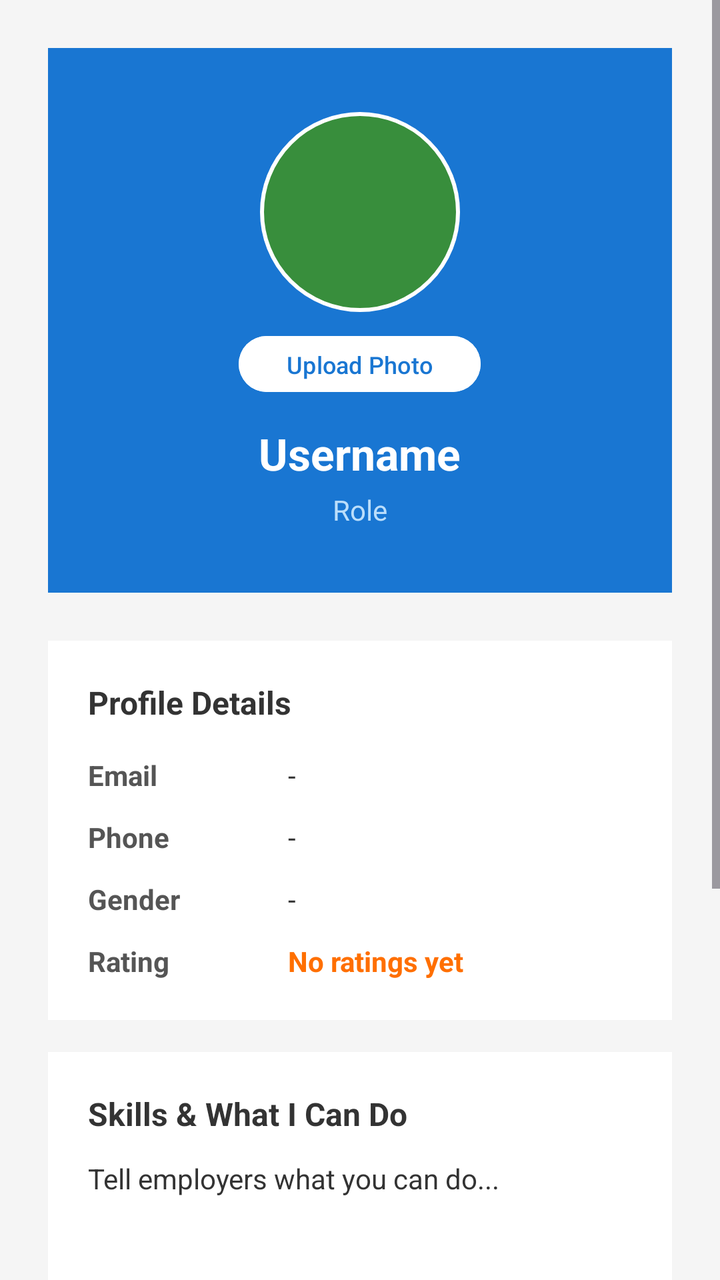
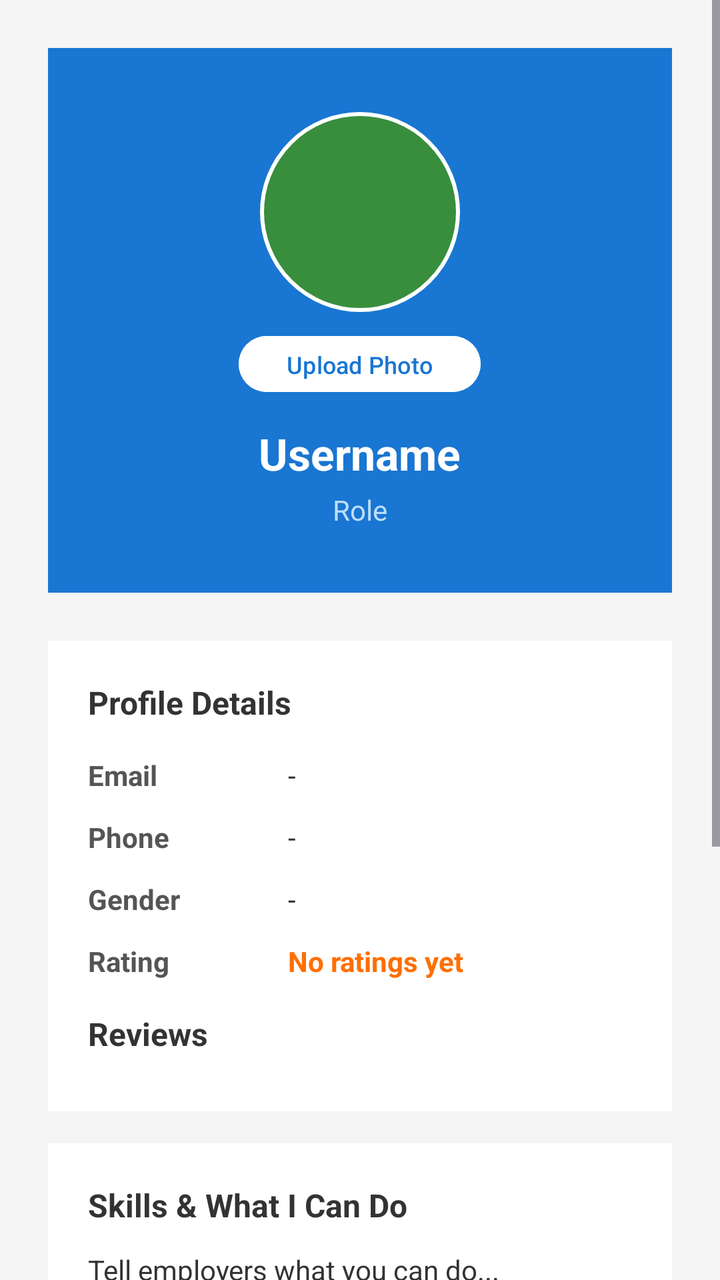

The first picture is an Android layout as it rendered before a commit; the second is the same layout after the commit. The layout source and the unified diff follow.
<!-- AndroidManifest.xml: application theme Theme.HireMeApp -->
<!-- res/layout/activity_profile.xml -->
<?xml version="1.0" encoding="utf-8"?>
<ScrollView xmlns:android="http://schemas.android.com/apk/res/android"
    android:layout_width="match_parent"
    android:layout_height="match_parent"
    android:background="#F5F5F5">

    <LinearLayout
        android:layout_width="match_parent"
        android:layout_height="wrap_content"
        android:orientation="vertical"
        android:padding="24dp">

        <LinearLayout
            android:layout_width="match_parent"
            android:layout_height="wrap_content"
            android:orientation="vertical"
            android:gravity="center"
            android:background="#1976D2"
            android:padding="32dp"
            android:layout_marginBottom="24dp">

            <ImageView
                android:id="@+id/imgProfile"
                android:layout_width="100dp"
                android:layout_height="100dp"
                android:layout_gravity="center"
                android:scaleType="centerCrop"
                android:visibility="gone"/>

            <TextView
                android:id="@+id/tvInitials"
                android:layout_width="100dp"
                android:layout_height="100dp"
                android:background="@drawable/bg_circle"
                android:gravity="center"
                android:textColor="@android:color/white"
                android:textSize="36sp"
                android:textStyle="bold"/>

            <Button
                android:id="@+id/btnUploadPhoto"
                android:layout_width="wrap_content"
                android:layout_height="36dp"
                android:text="@string/upload_photo"
                android:textSize="12sp"
                android:layout_marginTop="8dp"
                android:backgroundTint="#FFFFFF"
                android:textColor="#1976D2"/>

            <TextView
                android:id="@+id/tvProfileUsername"
                android:text="@string/username"
                android:textSize="22sp"
                android:textStyle="bold"
                android:textColor="@android:color/white"
                android:layout_width="wrap_content"
                android:layout_height="wrap_content"
                android:layout_marginTop="12dp"
                android:layout_marginBottom="4dp"/>

            <TextView
                android:id="@+id/tvProfileRole"
                android:layout_width="wrap_content"
                android:layout_height="wrap_content"
                android:text="@string/role"
                android:textColor="#BBDEFB"
                android:textSize="14sp"/>

        </LinearLayout>

        <TextView
            android:id="@+id/tvVerified"
            android:text="@string/verified_account"
            android:textSize="14sp"
            android:textColor="#388E3C"
            android:textStyle="bold"
            android:gravity="center"
            android:layout_width="match_parent"
            android:layout_height="wrap_content"
            android:layout_marginBottom="24dp"
            android:visibility="gone"/>

        
        <LinearLayout
            android:layout_width="match_parent"
            android:layout_height="wrap_content"
            android:orientation="vertical"
            android:background="@android:color/white"
            android:padding="20dp"
            android:layout_marginBottom="16dp">

            <TextView
                android:text="@string/profile_details"
                android:textSize="16sp"
                android:textStyle="bold"
                android:textColor="#333333"
                android:layout_width="wrap_content"
                android:layout_height="wrap_content"
                android:layout_marginBottom="16dp"/>

            <LinearLayout
                android:layout_width="match_parent"
                android:layout_height="wrap_content"
                android:orientation="horizontal"
                android:layout_marginBottom="12dp">
                <TextView
                    android:text="@string/email"
                    android:textStyle="bold"
                    android:textColor="#555555"
                    android:textSize="14sp"
                    android:layout_width="100dp"
                    android:layout_height="wrap_content"/>
                <TextView
                    android:id="@+id/tvProfileEmail"
                    android:text="-"
                    android:textColor="#333333"
                    android:textSize="14sp"
                    android:layout_width="0dp"
                    android:layout_weight="1"
                    android:layout_height="wrap_content"/>
            </LinearLayout>

            <LinearLayout
                android:layout_width="match_parent"
                android:layout_height="wrap_content"
                android:orientation="horizontal"
                android:layout_marginBottom="12dp">
                <TextView
                    android:text="@string/phone"
                    android:textStyle="bold"
                    android:textColor="#555555"
                    android:textSize="14sp"
                    android:layout_width="100dp"
                    android:layout_height="wrap_content"/>
                <TextView
                    android:id="@+id/tvProfilePhone"
                    android:text="-"
                    android:textColor="#333333"
                    android:textSize="14sp"
                    android:layout_width="0dp"
                    android:layout_weight="1"
                    android:layout_height="wrap_content"/>
            </LinearLayout>

            <LinearLayout
                android:layout_width="match_parent"
                android:layout_height="wrap_content"
                android:orientation="horizontal"
                android:layout_marginBottom="12dp">
                <TextView
                    android:text="Gender"
                    android:textStyle="bold"
                    android:textColor="#555555"
                    android:textSize="14sp"
                    android:layout_width="100dp"
                    android:layout_height="wrap_content"/>
                <TextView
                    android:id="@+id/tvProfileGender"
                    android:text="-"
                    android:textColor="#333333"
                    android:textSize="14sp"
                    android:layout_width="0dp"
                    android:layout_weight="1"
                    android:layout_height="wrap_content"/>
            </LinearLayout>

            <LinearLayout
                android:id="@+id/rowRating"
                android:layout_width="match_parent"
                android:layout_height="wrap_content"
                android:orientation="horizontal">
                <TextView
                    android:text="@string/rating"
                    android:textStyle="bold"
                    android:textColor="#555555"
                    android:textSize="14sp"
                    android:layout_width="100dp"
                    android:layout_height="wrap_content"/>
                <TextView
                    android:id="@+id/tvProfileRating"
                    android:text="No ratings yet"
                    android:textColor="#FF6F00"
                    android:textStyle="bold"
                    android:textSize="14sp"
                    android:layout_width="wrap_content"
                    android:layout_height="wrap_content"/>
            </LinearLayout>

            <Button
                android:id="@+id/btnRateUser"
                android:layout_width="match_parent"
                android:layout_height="wrap_content"
                android:text="Rate this Seeker"
                android:layout_marginTop="12dp"
                android:backgroundTint="#FF9800"
                android:textColor="@android:color/white"
                android:visibility="gone"/>

        </LinearLayout>

        
        <LinearLayout
            android:id="@+id/cardCV"
            android:layout_width="match_parent"
            android:layout_height="wrap_content"
            android:orientation="vertical"
            android:background="@android:color/white"
            android:padding="20dp"
            android:layout_marginBottom="16dp">

            <TextView
                android:text="Skills &amp; What I Can Do"
                android:textSize="16sp"
                android:textStyle="bold"
                android:textColor="#333333"
                android:layout_width="wrap_content"
                android:layout_height="wrap_content"
                android:layout_marginBottom="12dp"/>

            <TextView
                android:id="@+id/tvCVStatus"
                android:text="Tell employers what you can do..."
                android:textSize="14sp"
                android:textColor="#333333"
                android:minLines="3"
                android:layout_width="match_parent"
                android:layout_height="wrap_content"
                android:layout_marginBottom="12dp"/>

            <Button
                android:id="@+id/btnUploadCV"
                android:text="Edit Skills Bio"
                android:textSize="14sp"
                android:backgroundTint="#1976D2"
                android:textColor="@android:color/white"
                android:layout_width="match_parent"
                android:layout_height="48dp"/>

            <View
                android:layout_width="match_parent"
                android:layout_height="1dp"
                android:background="#EEEEEE"
                android:layout_marginVertical="12dp"/>

            <TextView
                android:text="Portfolio"
                android:textSize="16sp"
                android:textStyle="bold"
                android:textColor="#333333"
                android:layout_width="wrap_content"
                android:layout_height="wrap_content"
                android:layout_marginBottom="8dp"/>

            <androidx.recyclerview.widget.RecyclerView
                android:id="@+id/recyclerPortfolio"
                android:layout_width="match_parent"
                android:layout_height="wrap_content"
                android:nestedScrollingEnabled="false"
                android:layout_marginBottom="12dp"/>

            <Button
                android:id="@+id/btnUploadPortfolio"
                android:text="Add Portfolio Item"
                android:textSize="12sp"
                android:backgroundTint="#388E3C"
                android:textColor="@android:color/white"
                android:layout_width="match_parent"
                android:layout_height="40dp"/>

        </LinearLayout>

        <Button
            android:id="@+id/btnProfileLogout"
            android:text="@string/logout"
            android:textSize="16sp"
            android:textColor="@android:color/white"
            android:backgroundTint="#D32F2F"
            android:layout_width="match_parent"
            android:layout_height="56dp"
            android:layout_marginTop="8dp"/>

    </LinearLayout>
</ScrollView>
<!-- resources referenced by this layout -->
<resources>
  <!-- drawable bg_circle (drawable) -->
  <?xml version="1.0" encoding="utf-8"?>
  <shape xmlns:android="http://schemas.android.com/apk/res/android"
      android:shape="oval">
      <solid android:color="#388E3C" />
      <stroke android:width="2dp" android:color="#FFFFFF"/>
  </shape>
  <string name="email">Email</string>
  <string name="logout">Logout</string>
  <string name="phone">Phone</string>
  <string name="profile_details">Profile Details</string>
  <string name="rating">Rating</string>
  <string name="role">Role</string>
  <string name="upload_photo">Upload Photo</string>
  <string name="username">Username</string>
  <string name="verified_account">Verified Account</string>
  <style name="Theme.HireMeApp" parent="Base.Theme.HireMeApp" />
  <style name="Base.Theme.HireMeApp" parent="Theme.Material3.DayNight.NoActionBar">
          
          
      </style>
</resources>

<!-- the commit's change to res/layout/activity_profile.xml (unified diff, before → after) -->
@@ -196,6 +196,31 @@
                 android:textColor="@android:color/white"
                 android:visibility="gone"/>
 
+            <TextView
+                android:layout_width="wrap_content"
+                android:layout_height="wrap_content"
+                android:text="Reviews"
+                android:textSize="16sp"
+                android:textStyle="bold"
+                android:textColor="#333333"
+                android:layout_marginTop="16dp"
+                android:layout_marginBottom="8dp"/>
+
+            <TextView
+                android:id="@+id/tvNoRatings"
+                android:layout_width="match_parent"
+                android:layout_height="wrap_content"
+                android:text="No reviews yet."
+                android:textSize="13sp"
+                android:textColor="#999999"
+                android:visibility="gone"/>
+
+            <androidx.recyclerview.widget.RecyclerView
+                android:id="@+id/recyclerRatings"
+                android:layout_width="match_parent"
+                android:layout_height="wrap_content"
+                android:nestedScrollingEnabled="false"/>
+
         </LinearLayout>
 
         
